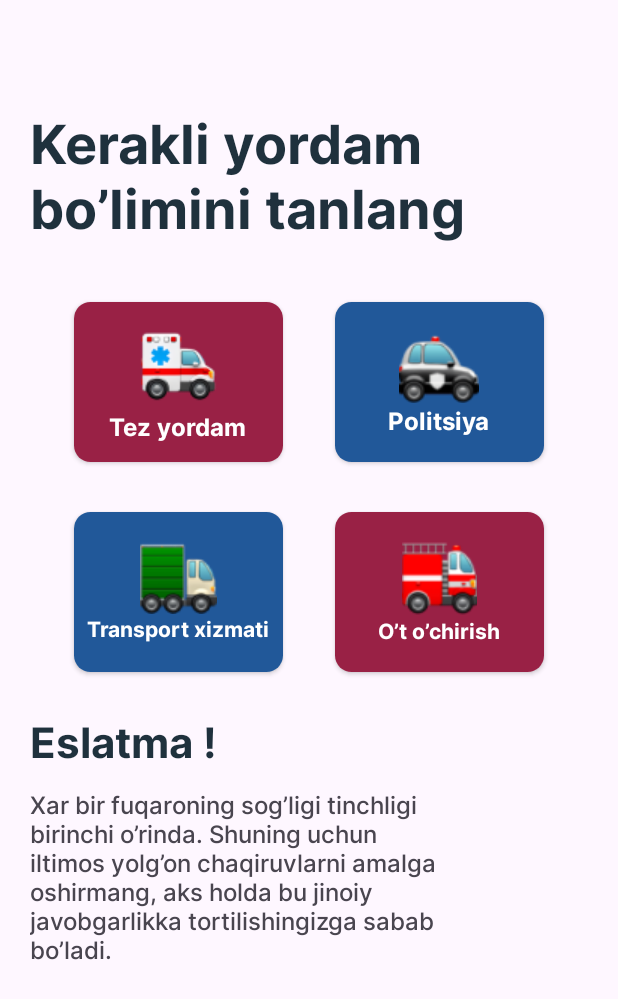
After one commit to Ilhomjon1502/MayoqUser, an Android app: the fragment HomeFragment shown on its own in the app's theme, on a phone screen of 412 x 824 dp. The commit adds this screen. Shown: the top 999 px of the screen. Run offline under Robolectric (Android 15) with nearby library versions, the phone set to English and light mode, and no system bars.

Commit message:
HomeFragment is finished.!

```diff
--- a/app/build.gradle
+++ b/app/build.gradle
@@ -1,6 +1,7 @@
 plugins {
     id 'com.android.application'
     id 'org.jetbrains.kotlin.android'
+    id 'com.google.gms.google-services'
 }
 
 android {
@@ -43,7 +44,12 @@ dependencies {
     implementation 'androidx.constraintlayout:constraintlayout:2.1.4'
     implementation 'androidx.navigation:navigation-fragment-ktx:2.5.3'
     implementation 'androidx.navigation:navigation-ui-ktx:2.5.3'
+    implementation 'com.google.firebase:firebase-auth-ktx:21.1.0'
     testImplementation 'junit:junit:4.13.2'
     androidTestImplementation 'androidx.test.ext:junit:1.1.5'
     androidTestImplementation 'androidx.test.espresso:espresso-core:3.5.1'
+
+    //Firebase Auth
+    implementation platform('com.google.firebase:firebase-bom:32.1.0')
+    implementation 'com.google.firebase:firebase-auth-ktx'
 }
--- /dev/null
+++ b/app/src/main/java/uz/ilhomjon/soscaruser/view/home/HomeFragment.kt
@@ -0,0 +1,22 @@
+package uz.ilhomjon.soscaruser.view.home
+
+import android.os.Bundle
+import androidx.fragment.app.Fragment
+import android.view.LayoutInflater
+import android.view.View
+import android.view.ViewGroup
+import uz.ilhomjon.soscaruser.R
+import uz.ilhomjon.soscaruser.databinding.FragmentHomeBinding
+
+class HomeFragment : Fragment() {
+
+    private val binding by lazy { FragmentHomeBinding.inflate(layoutInflater) }
+
+    override fun onCreateView(
+        inflater: LayoutInflater, container: ViewGroup?,
+        savedInstanceState: Bundle?
+    ): View {
+
+        return binding.root
+    }
+}
--- /dev/null
+++ b/app/src/main/res/layout/fragment_home.xml
@@ -0,0 +1,196 @@
+<?xml version="1.0" encoding="utf-8"?>
+<androidx.constraintlayout.widget.ConstraintLayout xmlns:android="http://schemas.android.com/apk/res/android"
+    xmlns:app="http://schemas.android.com/apk/res-auto"
+    xmlns:tools="http://schemas.android.com/tools"
+    android:layout_width="match_parent"
+    android:layout_height="match_parent"
+    android:padding="20dp"
+    tools:context=".view.home.HomeFragment">
+
+
+    <TextView
+        android:id="@+id/title"
+        android:layout_width="match_parent"
+        android:layout_height="wrap_content"
+        android:layout_marginTop="50dp"
+        android:fontFamily="@font/interbold"
+        android:text="Kerakli yordam \nbo’limini tanlang"
+        android:textColor="#1F313D"
+        android:textSize="36dp"
+        app:layout_constraintTop_toTopOf="parent" />
+
+    <androidx.constraintlayout.widget.ConstraintLayout
+        android:id="@+id/main_section"
+        android:layout_width="match_parent"
+        android:layout_height="wrap_content"
+        android:layout_marginTop="30dp"
+        app:layout_constraintTop_toBottomOf="@id/title">
+
+        <androidx.cardview.widget.CardView
+            android:id="@+id/ambulance_btn"
+            android:layout_width="150dp"
+            android:layout_height="120dp"
+            android:elevation="5dp"
+            app:cardCornerRadius="11dp"
+            app:cardUseCompatPadding="true"
+            app:layout_constraintBottom_toTopOf="@id/service"
+            app:layout_constraintHorizontal_chainStyle="spread"
+            app:layout_constraintLeft_toLeftOf="parent"
+            app:layout_constraintRight_toLeftOf="@id/policy"
+            app:layout_constraintTop_toTopOf="parent">
+
+            <LinearLayout
+                android:layout_width="match_parent"
+                android:layout_height="match_parent"
+                android:background="#992145"
+                android:gravity="center"
+                android:orientation="vertical">
+
+                <ImageView
+                    android:layout_width="wrap_content"
+                    android:layout_height="wrap_content"
+                    android:src="@drawable/ambulance" />
+
+                <TextView
+                    android:layout_width="wrap_content"
+                    android:layout_height="wrap_content"
+                    android:fontFamily="@font/interbold"
+                    android:text="Tez yordam"
+                    android:textColor="@color/white"
+                    android:textSize="16sp" />
+            </LinearLayout>
+        </androidx.cardview.widget.CardView>
+
+        <androidx.cardview.widget.CardView
+            android:id="@+id/policy"
+            android:layout_width="150dp"
+            android:layout_height="120dp"
+            android:elevation="5dp"
+            app:cardCornerRadius="11dp"
+            app:cardUseCompatPadding="true"
+            app:layout_constraintBottom_toTopOf="@id/firing"
+            app:layout_constraintHorizontal_chainStyle="spread"
+            app:layout_constraintLeft_toRightOf="@id/ambulance_btn"
+            app:layout_constraintRight_toRightOf="parent"
+            app:layout_constraintTop_toTopOf="parent">
+
+            <LinearLayout
+                android:layout_width="match_parent"
+                android:layout_height="match_parent"
+                android:background="#215899"
+                android:gravity="center"
+                android:orientation="vertical">
+
+                <ImageView
+                    android:layout_width="wrap_content"
+                    android:layout_height="wrap_content"
+                    android:src="@drawable/policy" />
+
+                <TextView
+                    android:layout_width="wrap_content"
+                    android:layout_height="wrap_content"
+                    android:fontFamily="@font/interbold"
+                    android:text="Politsiya"
+                    android:textColor="@color/white"
+                    android:textSize="16sp" />
+            </LinearLayout>
+
+        </androidx.cardview.widget.CardView>
+
+        <androidx.cardview.widget.CardView
+            android:id="@+id/service"
+            android:layout_width="150dp"
+            android:layout_height="120dp"
+            android:layout_marginTop="20dp"
+            android:elevation="5dp"
+            app:cardCornerRadius="11dp"
+            app:cardUseCompatPadding="true"
+            app:layout_constraintBottom_toBottomOf="parent"
+            app:layout_constraintHorizontal_chainStyle="spread"
+            app:layout_constraintLeft_toLeftOf="parent"
+            app:layout_constraintRight_toLeftOf="@id/firing"
+            app:layout_constraintTop_toBottomOf="@+id/ambulance_btn">
+
+            <LinearLayout
+                android:layout_width="match_parent"
+                android:layout_height="match_parent"
+                android:background="#215899"
+                android:gravity="center"
+                android:orientation="vertical">
+
+                <ImageView
+                    android:layout_width="wrap_content"
+                    android:layout_height="wrap_content"
+                    android:src="@drawable/lorrycar" />
+
+                <TextView
+                    android:layout_width="wrap_content"
+                    android:layout_height="wrap_content"
+                    android:fontFamily="@font/interbold"
+                    android:text="Transport xizmati"
+                    android:textColor="@color/white"
+                    android:textSize="14sp" />
+            </LinearLayout>
+
+        </androidx.cardview.widget.CardView>
+
+        <androidx.cardview.widget.CardView
+            android:id="@+id/firing"
+            android:layout_width="150dp"
+            android:layout_height="120dp"
+            android:layout_marginTop="20dp"
+            android:elevation="5dp"
+            app:cardCornerRadius="11dp"
+            app:cardUseCompatPadding="true"
+            app:layout_constraintBottom_toBottomOf="parent"
+            app:layout_constraintHorizontal_chainStyle="spread"
+            app:layout_constraintLeft_toRightOf="@id/service"
+            app:layout_constraintRight_toRightOf="parent"
+            app:layout_constraintTop_toBottomOf="@id/policy">
+
+            <LinearLayout
+                android:layout_width="match_parent"
+                android:layout_height="match_parent"
+                android:background="#992145"
+                android:gravity="center"
+                android:orientation="vertical">
+
+                <ImageView
+                    android:layout_width="wrap_content"
+                    android:layout_height="wrap_content"
+                    android:src="@drawable/firing_car" />
+
+                <TextView
+                    android:layout_width="wrap_content"
+                    android:layout_height="wrap_content"
+                    android:fontFamily="@font/interbold"
+                    android:text="O’t o’chirish"
+                    android:textColor="@color/white"
+                    android:textSize="14sp" />
+            </LinearLayout>
+        </androidx.cardview.widget.CardView>
+    </androidx.constraintlayout.widget.ConstraintLayout>
+
+
+    <TextView
+        android:id="@+id/info_section_tv"
+        android:layout_width="match_parent"
+        android:layout_height="wrap_content"
+        android:layout_marginTop="20dp"
+        android:fontFamily="@font/interbold"
+        android:text="Eslatma !"
+        android:textColor="#1F313D"
+        android:textSize="28sp"
+        app:layout_constraintTop_toBottomOf="@id/main_section" />
+
+    <TextView
+        android:layout_width="match_parent"
+        android:layout_height="wrap_content"
+        android:layout_marginTop="10dp"
+        android:fontFamily="@font/intermedium"
+        android:paddingEnd="70dp"
+        android:text="@string/home_fragment_tv"
+        android:textSize="16sp"
+        app:layout_constraintTop_toBottomOf="@id/info_section_tv" />
+
+</androidx.constraintlayout.widget.ConstraintLayout>
--- a/app/src/main/res/layout/fragment_register_info.xml
+++ b/app/src/main/res/layout/fragment_register_info.xml
@@ -39,5 +39,4 @@
         android:text="Roziman"
         app:layout_constraintBottom_toBottomOf="parent" />
 
-
 </androidx.constraintlayout.widget.ConstraintLayout>
--- a/app/src/main/res/navigation/my_navigation.xml
+++ b/app/src/main/res/navigation/my_navigation.xml
@@ -20,4 +20,14 @@
         android:name="uz.ilhomjon.soscaruser.view.sign_up.SignUpFragment"
         android:label="fragment_sign_up"
         tools:layout="@layout/fragment_sign_up" />
+    <fragment
+        android:id="@+id/registerInfoFragment"
+        android:name="uz.ilhomjon.soscaruser.view.register_info.RegisterInfoFragment"
+        android:label="fragment_register_info"
+        tools:layout="@layout/fragment_register_info" />
+    <fragment
+        android:id="@+id/smsCodeFragment"
+        android:name="uz.ilhomjon.soscaruser.view.sms_code.SmsCodeFragment"
+        android:label="fragment_sms_code"
+        tools:layout="@layout/fragment_sms_code" />
 </navigation>
--- a/app/src/main/res/values/strings.xml
+++ b/app/src/main/res/values/strings.xml
@@ -7,4 +7,5 @@
     <string name="yashash_manzil">yashash manzil</string>
     <string name="kasallik_tarixi">kasallik tarixi</string>
     <string name="tug_ilgan_yil">tug’ilgan yil</string>
+    <string name="home_fragment_tv">Xar bir fuqaroning sog’ligi tinchligi birinchi o’rinda. Shuning uchun iltimos yolg’on chaqiruvlarni amalga oshirmang, aks holda bu jinoiy javobgarlikka tortilishingizga sabab bo’ladi.</string>
 </resources>
--- a/build.gradle
+++ b/build.gradle
@@ -1,4 +1,8 @@
-// Top-level build file where you can add configuration options common to all sub-projects/modules.
+buildscript {
+    dependencies {
+    classpath 'com.google.gms:google-services:4.3.15'
+    }
+}// Top-level build file where you can add configuration options common to all sub-projects/modules.
 plugins {
     id 'com.android.application' version '8.0.0' apply false
     id 'com.android.library' version '8.0.0' apply false
```
Also changed, not shown: app/src/main/res/drawable/ambulance.png (added), app/src/main/res/drawable/firing_car.png (added), app/src/main/res/drawable/lorrycar.png (added), app/src/main/res/drawable/policy.png (added).
